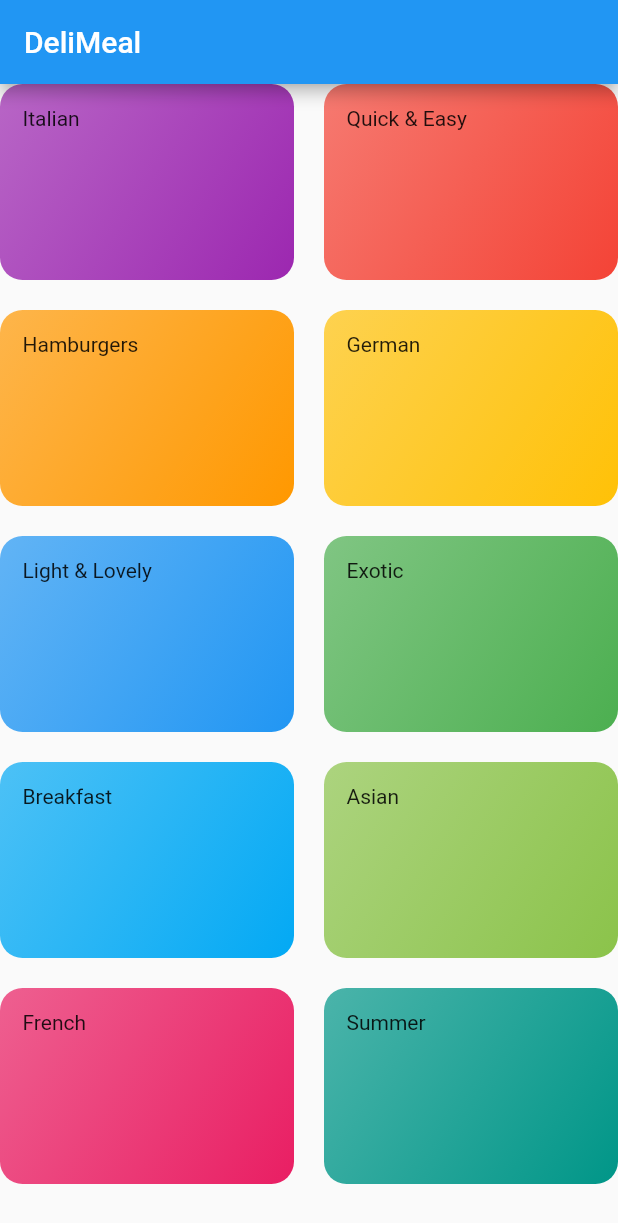
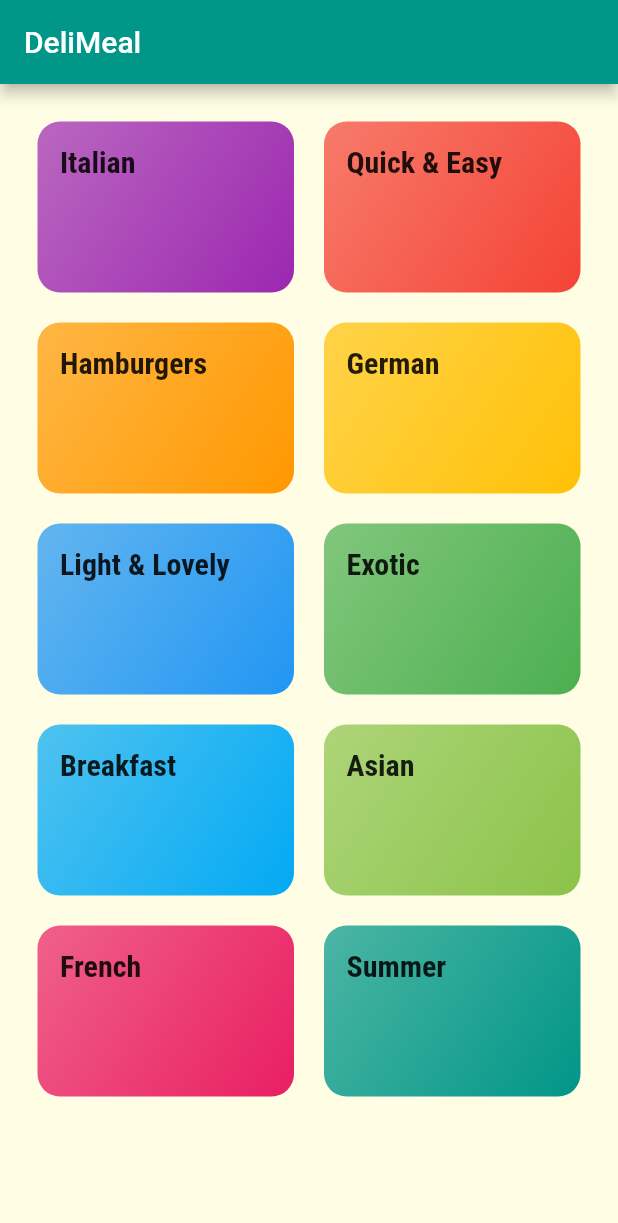
Before and after one commit to lemanfoetra/flutter-module-7-navigation-multiplescreen, a Flutter app: the screen it shows after launch, on a phone screen of 412 x 824 dp. Shown: the top 1223 px of the screen. Run offline on Flutter 3.47's test engine with Material 2 defaults, Android fonts, the phone set to English and light mode, and no system bars; Roboto replaces fonts that are missing (Raleway).

Commit message:
Styling & Theming

```diff
--- a/lib/categories_screen.dart
+++ b/lib/categories_screen.dart
@@ -6,6 +6,7 @@ class CategoriesScreen extends StatelessWidget {
   @override
   Widget build(BuildContext context) {
     return GridView(
+      padding: EdgeInsets.all(25),
       gridDelegate: SliverGridDelegateWithMaxCrossAxisExtent(
         maxCrossAxisExtent: 200,
         childAspectRatio: 3 / 2,
--- a/lib/category_item.dart
+++ b/lib/category_item.dart
@@ -10,7 +10,10 @@ class CategoryItem extends StatelessWidget {
   Widget build(BuildContext context) {
     return Container(
       padding: const EdgeInsets.all(15),
-      child: Text(title),
+      child: Text(
+        title,
+        style: Theme.of(context).textTheme.title,
+      ),
       decoration: BoxDecoration(
         gradient: LinearGradient(
           colors: [color.withOpacity(0.7), color],
--- a/lib/main.dart
+++ b/lib/main.dart
@@ -4,13 +4,28 @@ import './categories_screen.dart';
 void main() => runApp(MyApp());
 
 class MyApp extends StatelessWidget {
-
   @override
   Widget build(BuildContext context) {
     return MaterialApp(
       title: 'Meals',
       theme: ThemeData(
-        primarySwatch: Colors.blue,
+        primarySwatch: Colors.teal,
+        accentColor: Colors.amber,
+        canvasColor: Color.fromRGBO(255, 254, 229, 1),
+        fontFamily: 'Raleway',
+        textTheme: ThemeData.light().textTheme.copyWith(
+              body1: TextStyle(
+                color: Color.fromRGBO(20, 51, 51, 1),
+              ),
+              body2: TextStyle(
+                color: Color.fromRGBO(20, 51, 51, 1),
+              ),
+              title: TextStyle(
+                fontSize: 20,
+                fontFamily: 'RobotoCondensed',
+                fontWeight: FontWeight.bold,
+              ),
+            ),
       ),
       home: Home(),
     );
```
Also changed, not shown: pubspec.yaml (+22 -11 lines), assets/fonts/Raleway-Black.ttf (added), assets/fonts/Raleway-Bold.ttf (added), assets/fonts/Raleway-Regular.ttf (added), assets/fonts/RobotoCondensed-Bold.ttf (added), assets/fonts/RobotoCondensed-Italic.ttf (added), assets/fonts/RobotoCondensed-Light.ttf (added), assets/fonts/RobotoCondensed-Regular.ttf (added).
